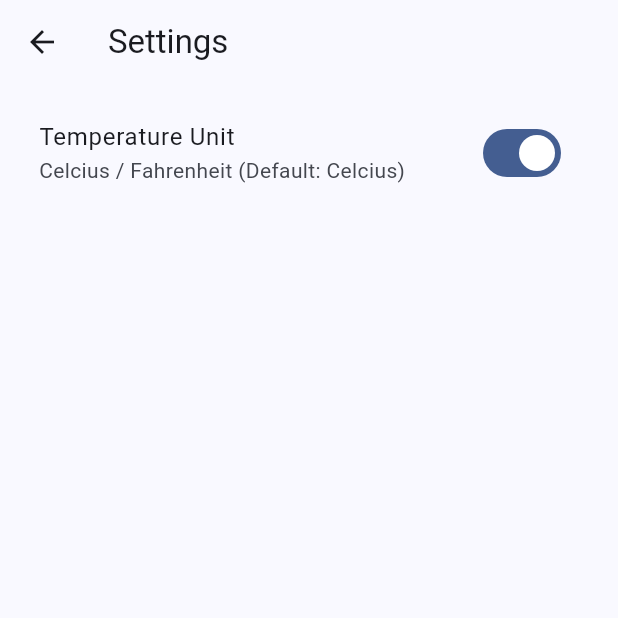
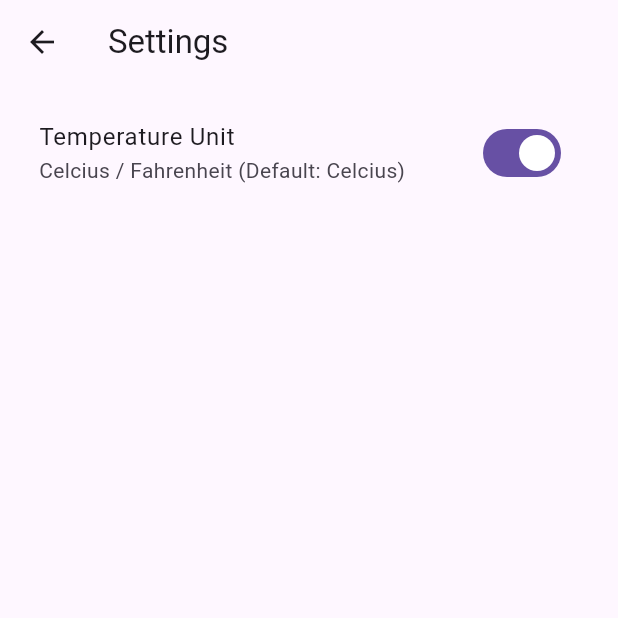
Before and after one commit to withered-flowers/learn_flutter_simple_weather_app, a Flutter app: the screen it shows after launch, after a tap on the "settings" icon, on a phone screen of 412 x 824 dp, the top half of it. Run offline on Flutter 3.47's test engine with Material 2 defaults, Android fonts, the phone set to English and light mode, and no system bars; our stand-ins replace bloc, equatable, flutter_bloc, flutter_dotenv, recase.

Commit message:
feat: finalize apps using Cubit with StreamSubscription

```diff
--- a/lib/constants/constants.dart
+++ b/lib/constants/constants.dart
@@ -2,3 +2,4 @@ const String kApiHost = 'api.openweathermap.org';
 const String kIconHost = 'www.openweathermap.org';
 const String kUnit = 'metric';
 const String kLimit = '1';
+const int kWarmOrNot = 20;
--- /dev/null
+++ b/lib/cubits/theme/theme_cubit.dart
@@ -0,0 +1,41 @@
+import 'dart:async';
+
+import 'package:bloc/bloc.dart';
+import 'package:equatable/equatable.dart';
+import 'package:flutter/foundation.dart';
+import 'package:learn_flutter_simple_weather_app/constants/constants.dart';
+import 'package:learn_flutter_simple_weather_app/cubits/weather/weather_cubit.dart';
+
+part 'theme_state.dart';
+
+class ThemeCubit extends Cubit<ThemeState> {
+  late final StreamSubscription weatherSubscription;
+  final WeatherCubit weatherCubit;
+
+  ThemeCubit({
+    required this.weatherCubit,
+  }) : super(ThemeState.initial()) {
+    weatherSubscription = weatherCubit.stream.listen(
+      (WeatherState weatherState) {
+        if (kDebugMode) {
+          print('weatherState: $weatherState');
+        }
+
+        if (weatherState.weather.temp > kWarmOrNot) {
+          // emit
+          emit(state.copyWith(appTheme: AppTheme.light));
+        } else {
+          // emit
+          emit(state.copyWith(appTheme: AppTheme.dark));
+        }
+      },
+    );
+  }
+
+  // Since we use StreamSubscription, we need to handle disconnection onClose
+  @override
+  Future<void> close() {
+    weatherSubscription.cancel();
+    return super.close();
+  }
+}
--- /dev/null
+++ b/lib/cubits/theme/theme_state.dart
@@ -0,0 +1,33 @@
+// ignore_for_file: public_member_api_docs, sort_constructors_first
+part of 'theme_cubit.dart';
+
+enum AppTheme {
+  light,
+  dark,
+}
+
+class ThemeState extends Equatable {
+  final AppTheme appTheme;
+
+  const ThemeState({
+    this.appTheme = AppTheme.light,
+  });
+
+  factory ThemeState.initial() {
+    return const ThemeState();
+  }
+
+  @override
+  List<Object> get props => [appTheme];
+
+  @override
+  bool get stringify => true;
+
+  ThemeState copyWith({
+    AppTheme? appTheme,
+  }) {
+    return ThemeState(
+      appTheme: appTheme ?? this.appTheme,
+    );
+  }
+}
--- a/lib/main.dart
+++ b/lib/main.dart
@@ -3,6 +3,7 @@ import 'package:flutter_bloc/flutter_bloc.dart';
 import 'package:flutter_dotenv/flutter_dotenv.dart';
 import 'package:http/http.dart' as http;
 import 'package:learn_flutter_simple_weather_app/cubits/temp_settings/temp_settings_cubit.dart';
+import 'package:learn_flutter_simple_weather_app/cubits/theme/theme_cubit.dart';
 import 'package:learn_flutter_simple_weather_app/cubits/weather/weather_cubit.dart';
 import 'package:learn_flutter_simple_weather_app/pages/home_page.dart';
 import 'package:learn_flutter_simple_weather_app/repositories/weather_repository.dart';
@@ -41,15 +42,31 @@ class MyApp extends StatelessWidget {
           BlocProvider<TempSettingsCubit>(
             create: (context) => TempSettingsCubit(),
           ),
+          BlocProvider<ThemeCubit>(
+            create: (context) => ThemeCubit(
+              weatherCubit: context.read<WeatherCubit>(),
+            ),
+          )
         ],
-        child: MaterialApp(
-          title: 'Weather App',
-          debugShowCheckedModeBanner: false,
-          theme: ThemeData(
-            colorScheme: ColorScheme.fromSeed(seedColor: Colors.blueAccent),
-            useMaterial3: true,
-          ),
-          home: const HomePage(),
+        child: BlocBuilder<ThemeCubit, ThemeState>(
+          builder: (context, state) {
+            return MaterialApp(
+              title: 'Weather App',
+              debugShowCheckedModeBanner: false,
+              // theme: ThemeData(
+              //   colorScheme: ColorScheme.fromSeed(seedColor: Colors.blueAccent),
+              //   useMaterial3: true,
+              // ),
+              theme: state.appTheme == AppTheme.light
+                  ? ThemeData.light(
+                      useMaterial3: true,
+                    )
+                  : ThemeData.dark(
+                      useMaterial3: true,
+                    ),
+              home: const HomePage(),
+            );
+          },
         ),
       ),
     );
```
